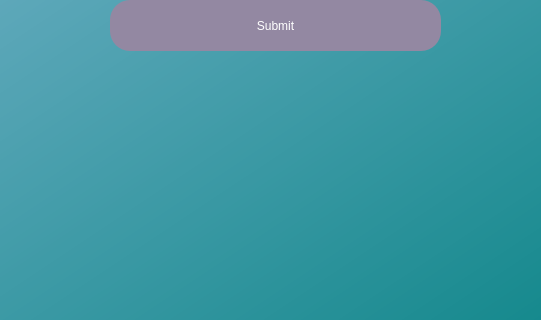
Before: the Qt Designer form IntroScreen.ui in MysticalMango647/RollSmartGui, drawn with Qt 5; both pictures show x 350 to 891 and y 480 to 800 of the 1200 by 800 pixel window.
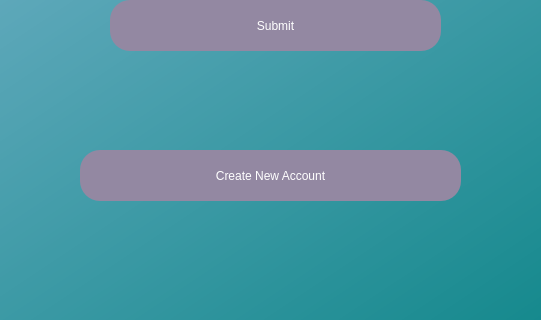
After: the same form once the commit is applied.

The edit to the form file:
```diff
--- a/IntroScreen.ui
+++ b/IntroScreen.ui
@@ -174,6 +174,25 @@
      <string/>
     </property>
    </widget>
+   <widget class="QPushButton" name="createNewAccountButton">
+    <property name="geometry">
+     <rect>
+      <x>430</x>
+      <y>630</y>
+      <width>381</width>
+      <height>51</height>
+     </rect>
+    </property>
+    <property name="styleSheet">
+     <string notr="true">border-radius: 20px;
+font: 30pt &quot;Corbel&quot;;
+color: rgb(255,255,255);
+background-color: rgb(147, 136, 162)</string>
+    </property>
+    <property name="text">
+     <string>Create New Account</string>
+    </property>
+   </widget>
   </widget>
  </widget>
  <resources/>
```
Left out of the diff: 6 changed lines with no effect on the pictures.
